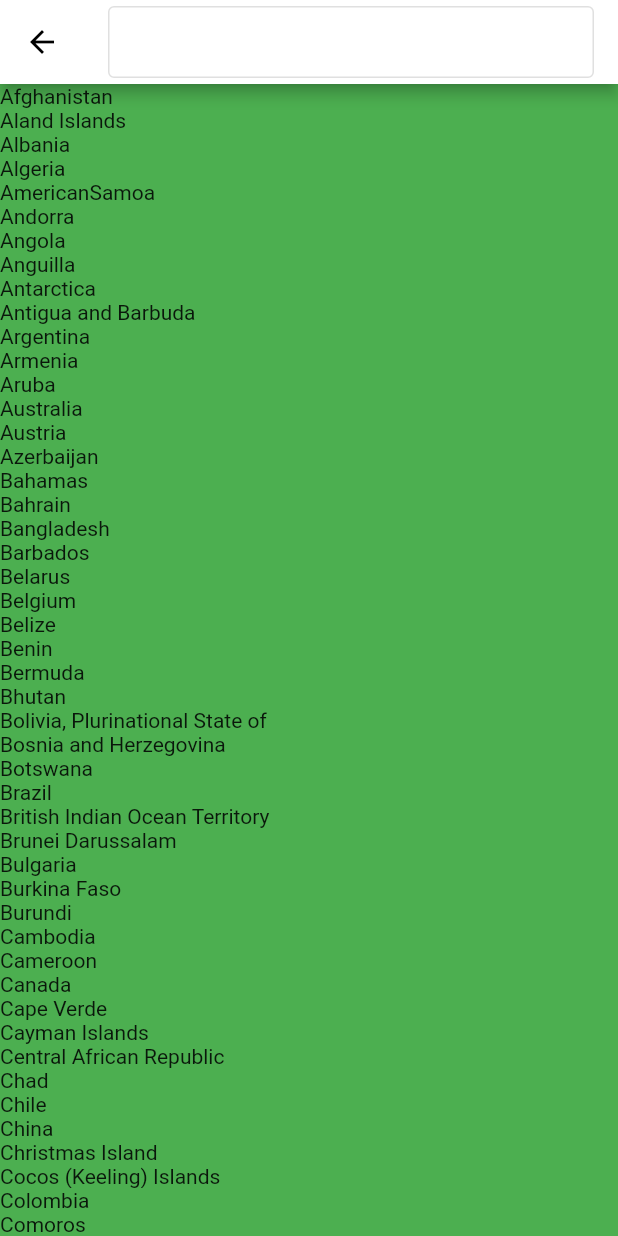
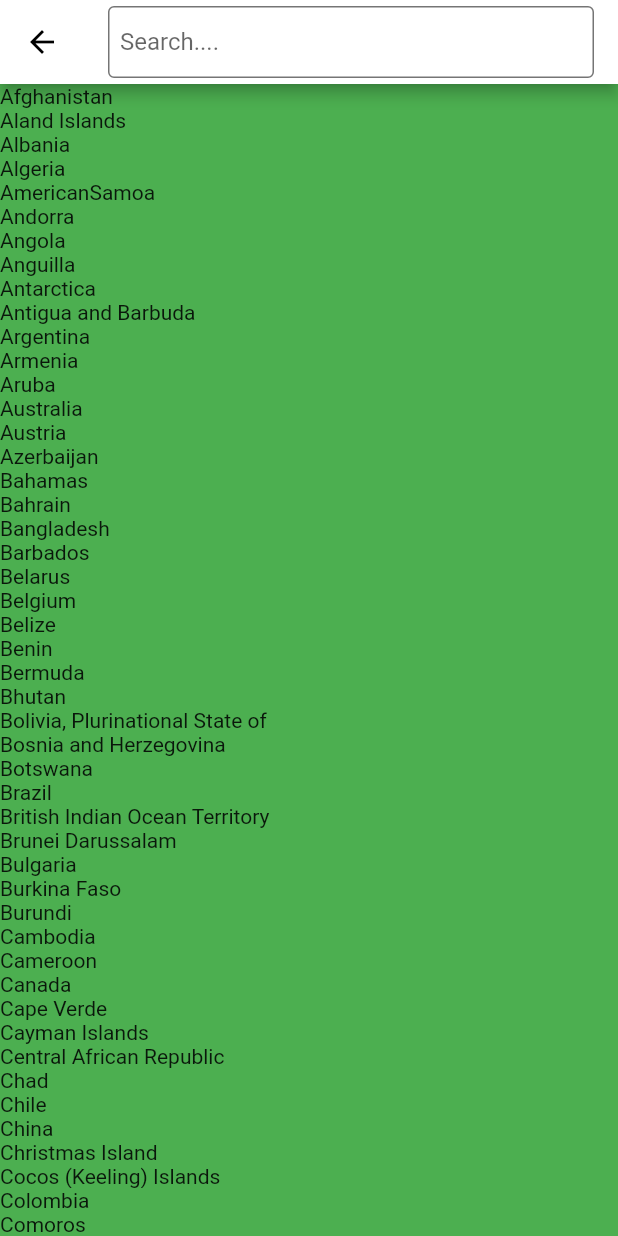
Before and after one commit to AlanCasasArevalo/Inputs-Flutter, a Flutter app: the TextFieldPage screen opened by its route, on a phone screen of 412 x 824 dp. Run offline on Flutter 3.47's test engine with Material 2 defaults, Android fonts, the phone set to English and light mode, and no system bars; our stand-ins replace device_preview.

Commit message:
Customizacion del textfield

```diff
--- a/lib/pages/text_field_page.dart
+++ b/lib/pages/text_field_page.dart
@@ -37,9 +37,11 @@ class _TextFieldPageState extends State<TextFieldPage> {
         iconTheme: IconThemeData(color: Colors.black),
         title: TextField(
           // Se desactiva el textfield
-          enabled: false,
+          enabled: true,
           // El parametro decoration nos permite customizar el textfield
           decoration: const InputDecoration(
+            // Con este parametro hacemos que salga un texto que cuando pulsas en el textfield se mueva por si mismo hacia arriba
+            label: Text('Search....'),
             // Cambiamos el padding del cursor para que se muestre a 8 pixeles del comienzo del textfield
             contentPadding: EdgeInsets.symmetric(
               horizontal: 8,
```
